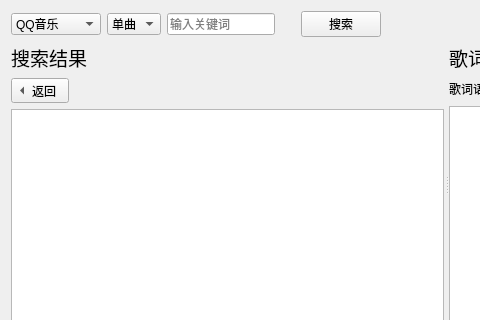
chenmozhijin/LDDC, file ui/search_base.ui: the form before one commit; both pictures show x 0 to 480 and y 0 to 320 of the 1039 by 433 pixel window.
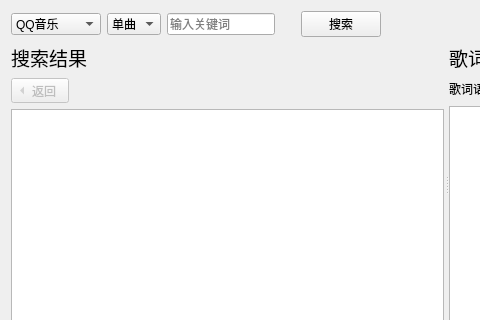
The form after the commit. Custom widgets are drawn as their Qt base class.

What changed in the file:
```diff
--- a/ui/search_base.ui
+++ b/ui/search_base.ui
@@ -153,6 +153,9 @@
        </item>
        <item>
         <widget class="QToolButton" name="return_toolButton">
+         <property name="enabled">
+          <bool>false</bool>
+         </property>
          <property name="text">
           <string>返回</string>
          </property>
```
